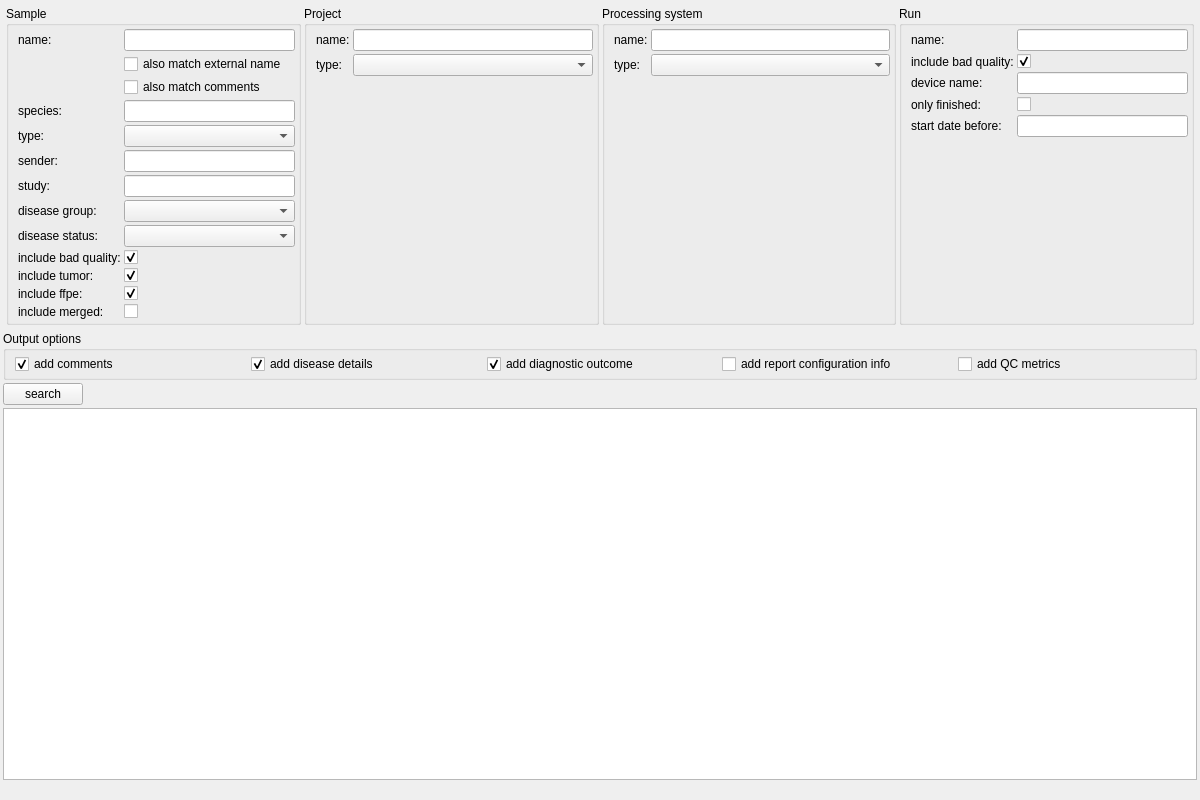
imgag/ngs-bits, file src/GSvar/SampleSearchWidget.ui: the form before one commit.
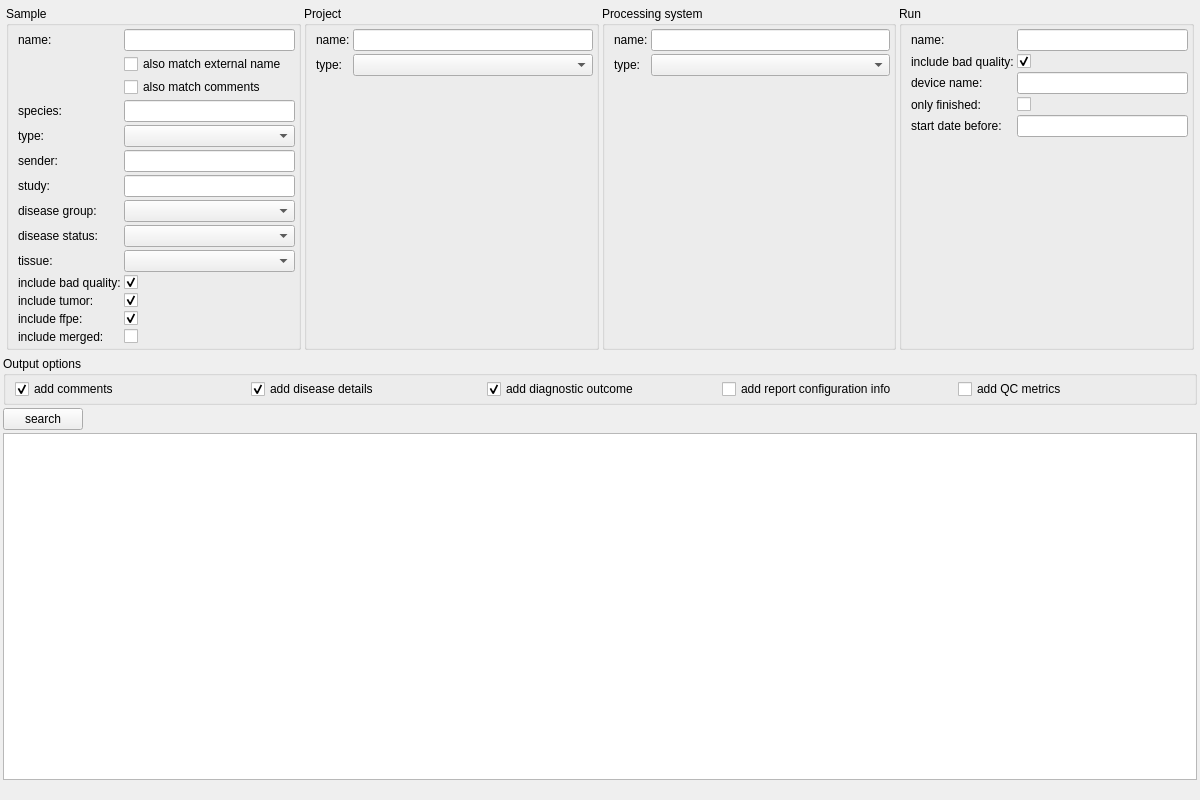
The form after the commit. Icons and pictures are not drawn. Custom widgets are drawn as their Qt base class.

Commit message: add sample tissue to sample search

Diff of the .ui file:
```diff
--- a/src/GSvar/SampleSearchWidget.ui
+++ b/src/GSvar/SampleSearchWidget.ui
@@ -86,7 +86,7 @@
           </property>
          </widget>
         </item>
-        <item row="9" column="0">
+        <item row="10" column="0">
          <widget class="QLabel" name="label_5">
           <property name="text">
            <string>include bad quality:</string>
@@ -96,14 +96,14 @@
         <item row="3" column="1">
          <widget class="DBSelector" name="s_species"/>
         </item>
-        <item row="10" column="0">
+        <item row="11" column="0">
          <widget class="QLabel" name="label_6">
           <property name="text">
            <string>include tumor:</string>
           </property>
          </widget>
         </item>
-        <item row="11" column="0">
+        <item row="12" column="0">
          <widget class="QLabel" name="label_7">
           <property name="text">
            <string>include ffpe:</string>
@@ -120,7 +120,7 @@
         <item row="0" column="1">
          <widget class="DBSelector" name="s_name"/>
         </item>
-        <item row="11" column="1">
+        <item row="12" column="1">
          <widget class="QCheckBox" name="s_ffpe">
           <property name="text">
            <string/>
@@ -130,7 +130,7 @@
           </property>
          </widget>
         </item>
-        <item row="10" column="1">
+        <item row="11" column="1">
          <widget class="QCheckBox" name="s_tumor">
           <property name="text">
            <string/>
@@ -140,7 +140,7 @@
           </property>
          </widget>
         </item>
-        <item row="9" column="1">
+        <item row="10" column="1">
          <widget class="QCheckBox" name="s_bad_quality">
           <property name="text">
            <string/>
@@ -150,14 +150,14 @@
           </property>
          </widget>
         </item>
-        <item row="12" column="0">
+        <item row="13" column="0">
          <widget class="QLabel" name="label_12">
           <property name="text">
            <string>include merged:</string>
           </property>
          </widget>
         </item>
-        <item row="12" column="1">
+        <item row="13" column="1">
          <widget class="QCheckBox" name="s_merged">
           <property name="text">
            <string/>
@@ -231,6 +231,16 @@
         <item row="4" column="1">
          <widget class="QComboBox" name="s_type"/>
         </item>
+        <item row="9" column="0">
+         <widget class="QLabel" name="label_21">
+          <property name="text">
+           <string>tissue:</string>
+          </property>
+         </widget>
+        </item>
+        <item row="9" column="1">
+         <widget class="QComboBox" name="s_tissue"/>
+        </item>
        </layout>
       </widget>
      </item>
@@ -540,16 +550,16 @@
   </layout>
  </widget>
  <customwidgets>
-  <customwidget>
-   <class>DBTableWidget</class>
-   <extends>QTableWidget</extends>
-   <header>DBTableWidget.h</header>
-  </customwidget>
   <customwidget>
    <class>DBSelector</class>
    <extends>QLineEdit</extends>
    <header location="global">DBSelector.h</header>
   </customwidget>
+  <customwidget>
+   <class>DBTableWidget</class>
+   <extends>QTableWidget</extends>
+   <header>DBTableWidget.h</header>
+  </customwidget>
  </customwidgets>
  <tabstops>
   <tabstop>s_name</tabstop>
```
The commit also changes 1 other file.
